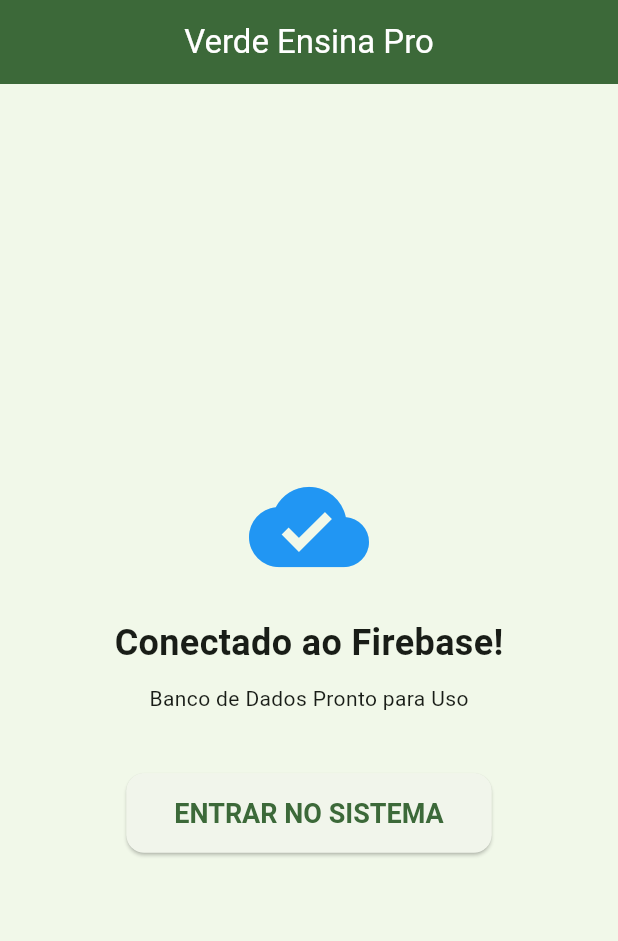
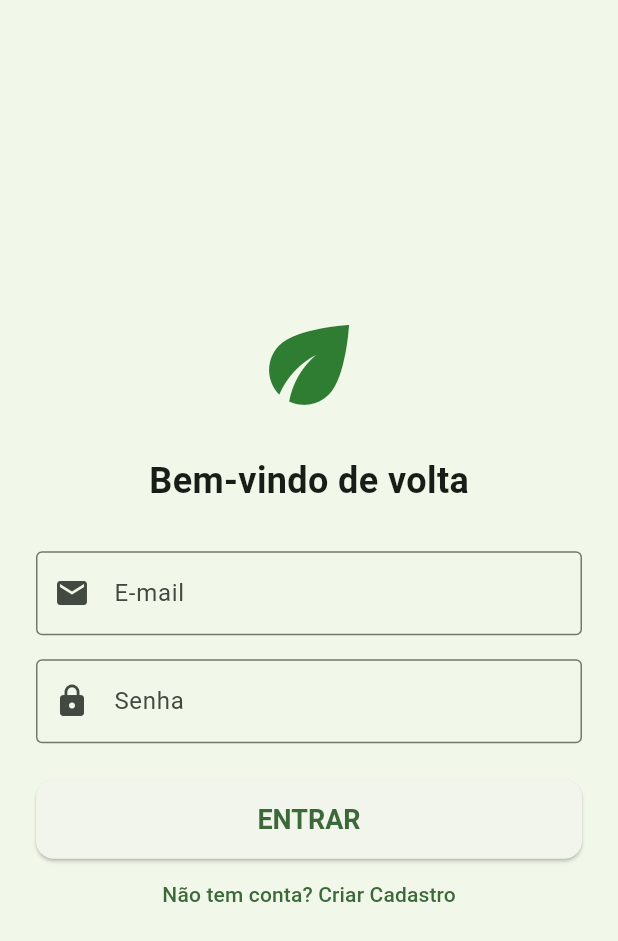
Before and after one commit to andersonrsmesquita/verde_ensina, a Flutter app: the screen it shows after launch, on a phone screen of 412 x 824 dp. Shown: the top 941 px of the screen. Run offline on Flutter 3.47's test engine with Material 3 defaults, Android fonts, the phone set to English and light mode, and no system bars; our stand-ins replace cloud_firestore, firebase_auth, firebase_core; accounts and stored records are empty.

Commit message:
Login pronto

```diff
--- a/lib/main.dart
+++ b/lib/main.dart
@@ -1,12 +1,17 @@
 import 'package:flutter/material.dart';
-import 'package:firebase_core/firebase_core.dart'; // Importa o Firebase
-import 'firebase_options.dart'; // Importa as configurações que você gerou
+import 'package:firebase_core/firebase_core.dart';
+import 'package:firebase_auth/firebase_auth.dart'; // Importa o sistema de Auth
+import 'firebase_options.dart';
+
+// Importa as telas que criamos nas pastas (Módulos)
+import 'modules/auth/tela_login.dart';
+import 'modules/home/tela_home.dart';
 
 void main() async {
-  // 1. Garante que o Flutter está pronto antes de iniciar
+  // 1. Garante que o Flutter está pronto
   WidgetsFlutterBinding.ensureInitialized();
 
-  // 2. Conecta no Firebase usando o arquivo gerado
+  // 2. Conecta no Firebase (O Cérebro)
   await Firebase.initializeApp(
     options: DefaultFirebaseOptions.currentPlatform,
   );
@@ -24,14 +29,16 @@
       title: 'Verde Ensina Pro',
       debugShowCheckedModeBanner: false,
 
-      // TEMA (Mantivemos o mesmo verde do Blueprint)
+      // --- IDENTIDADE VISUAL (VERDE E TERRA) ---
       theme: ThemeData(
         colorScheme: ColorScheme.fromSeed(
-          seedColor: const Color(0xFF2E7D32),
-          secondary: const Color(0xFF795548),
-          surface: const Color(0xFFF1F8E9),
+          seedColor: const Color(0xFF2E7D32), // Verde Planta
+          secondary: const Color(0xFF795548), // Marrom Terra
+          surface: const Color(0xFFF1F8E9),   // Fundo Claro
         ),
         useMaterial3: true,
+
+        // Estilo Global dos Botões (Grandes e Acessíveis)
         elevatedButtonTheme: ElevatedButtonThemeData(
           style: ElevatedButton.styleFrom(
             padding: const EdgeInsets.symmetric(horizontal: 32, vertical: 16),
@@ -41,47 +48,25 @@
         ),
       ),
 
-      home: const TelaInicial(),
-    );
-  }
-}
+      // --- O "PORTEIRO" VIRTUAL (Gerenciador de Rotas) ---
+      home: StreamBuilder<User?>(
+        // Fica ouvindo: "O usuário logou? O usuário saiu?"
+        stream: FirebaseAuth.instance.authStateChanges(),
+        builder: (context, snapshot) {
 
-class TelaInicial extends StatelessWidget {
-  const TelaInicial({super.key});
+          // Se estiver carregando a conexão...
+          if (snapshot.connectionState == ConnectionState.waiting) {
+            return const Center(child: CircularProgressIndicator());
+          }
 
-  @override
-  Widget build(BuildContext context) {
-    return Scaffold(
-      backgroundColor: Theme.of(context).colorScheme.surface,
-      appBar: AppBar(
-        title: const Text('Verde Ensina Pro', style: TextStyle(color: Colors.white)),
-        backgroundColor: Theme.of(context).colorScheme.primary,
-        centerTitle: true,
-      ),
-      body: Center(
-        child: Column(
-          mainAxisAlignment: MainAxisAlignment.center,
-          children: [
-            // Feedback visual de sucesso
-            const Icon(Icons.cloud_done, size: 80, color: Colors.blue),
-            const SizedBox(height: 20),
+          // Se tem dados (Usuário logado) -> Vai pra Home
+          if (snapshot.hasData) {
+            return const TelaHome();
+          }
 
-            const Text(
-              'Conectado ao Firebase!',
-              style: TextStyle(fontSize: 24, fontWeight: FontWeight.bold),
-            ),
-            const SizedBox(height: 10),
-            const Text('Banco de Dados Pronto para Uso'),
-
-            const SizedBox(height: 40),
-            ElevatedButton(
-              onPressed: () {
-                // Ação futura
-              },
-              child: const Text('ENTRAR NO SISTEMA'),
-            ),
-          ],
-        ),
+          // Se não tem dados (Deslogado) -> Vai pro Login
+          return const TelaLogin();
+        },
       ),
     );
   }
--- /dev/null
+++ b/lib/modules/auth/tela_login.dart
@@ -0,0 +1,126 @@
+import 'package:flutter/material.dart';
+import 'package:firebase_auth/firebase_auth.dart';
+import '../home/tela_home.dart'; // Vamos criar essa em breve, vai dar erro por 1 minuto
+
+class TelaLogin extends StatefulWidget {
+  const TelaLogin({super.key});
+
+  @override
+  State<TelaLogin> createState() => _TelaLoginState();
+}
+
+class _TelaLoginState extends State<TelaLogin> {
+  // Controladores para ler o que o usuário digita
+  final _emailController = TextEditingController();
+  final _senhaController = TextEditingController();
+
+  bool _ehCadastro = false; // Alterna entre "Entrar" e "Criar Conta"
+  bool _loading = false;
+
+  // FUNÇÃO: Falar com o Firebase Auth
+  Future<void> _autenticar() async {
+    setState(() => _loading = true);
+
+    try {
+      if (_ehCadastro) {
+        // CRIAR CONTA NOVA
+        await FirebaseAuth.instance.createUserWithEmailAndPassword(
+          email: _emailController.text.trim(),
+          password: _senhaController.text.trim(),
+        );
+      } else {
+        // FAZER LOGIN
+        await FirebaseAuth.instance.signInWithEmailAndPassword(
+          email: _emailController.text.trim(),
+          password: _senhaController.text.trim(),
+        );
+      }
+
+      // Se deu certo, o main.dart vai perceber e mudar de tela sozinho
+    } on FirebaseAuthException catch (e) {
+      String mensagem = "Erro desconhecido";
+      if (e.code == 'user-not-found') mensagem = "E-mail não cadastrado.";
+      if (e.code == 'wrong-password') mensagem = "Senha incorreta.";
+      if (e.code == 'email-already-in-use') mensagem = "Este e-mail já existe.";
+      if (e.code == 'weak-password') mensagem = "A senha é muito fraca (mínimo 6 dígitos).";
+
+      ScaffoldMessenger.of(context).showSnackBar(SnackBar(
+        content: Text(mensagem),
+        backgroundColor: Colors.red,
+      ));
+    } finally {
+      setState(() => _loading = false);
+    }
+  }
+
+  @override
+  Widget build(BuildContext context) {
+    return Scaffold(
+      backgroundColor: Theme.of(context).colorScheme.surface,
+      body: Center(
+        child: SingleChildScrollView(
+          padding: const EdgeInsets.all(24),
+          child: Column(
+            mainAxisAlignment: MainAxisAlignment.center,
+            children: [
+              const Icon(Icons.eco, size: 80, color: Color(0xFF2E7D32)),
+              const SizedBox(height: 20),
+              Text(
+                _ehCadastro ? 'Criar Conta' : 'Bem-vindo de volta',
+                style: const TextStyle(fontSize: 24, fontWeight: FontWeight.bold),
+              ),
+              const SizedBox(height: 30),
+
+              // CAMPO DE EMAIL
+              TextField(
+                controller: _emailController,
+                decoration: const InputDecoration(
+                  labelText: 'E-mail',
+                  border: OutlineInputBorder(),
+                  prefixIcon: Icon(Icons.email),
+                ),
+                keyboardType: TextInputType.emailAddress,
+              ),
+              const SizedBox(height: 16),
+
+              // CAMPO DE SENHA
+              TextField(
+                controller: _senhaController,
+                decoration: const InputDecoration(
+                  labelText: 'Senha',
+                  border: OutlineInputBorder(),
+                  prefixIcon: Icon(Icons.lock),
+                ),
+                obscureText: true,
+              ),
+              const SizedBox(height: 24),
+
+              // BOTÃO PRINCIPAL
+              SizedBox(
+                width: double.infinity,
+                child: ElevatedButton(
+                  onPressed: _loading ? null : _autenticar,
+                  child: _loading
+                    ? const CircularProgressIndicator(color: Colors.white)
+                    : Text(_ehCadastro ? 'CADASTRAR' : 'ENTRAR'),
+                ),
+              ),
+
+              // BOTÃO DE TROCAR MODO
+              TextButton(
+                onPressed: () {
+                  setState(() => _ehCadastro = !_ehCadastro);
+                },
+                child: Text(
+                  _ehCadastro
+                    ? 'Já tem conta? Fazer Login'
+                    : 'Não tem conta? Criar Cadastro',
+                ),
+              ),
+            ],
+          ),
+        ),
+      ),
+    );
+  }
+}
--- a/pubspec.yaml
+++ b/pubspec.yaml
@@ -36,6 +36,7 @@
   cupertino_icons: ^1.0.8
   firebase_core: ^4.4.0
   cloud_firestore: ^6.1.2
+  firebase_auth: ^6.1.4
 
 dev_dependencies:
   flutter_test:
```
Also changed, not shown: lib/modules/home/tela_home.dart (added, +48 -0 lines), lib/modules/solo/tela_diagnostico.dart (added, +266 -0 lines), pubspec.lock, 3 other files.
